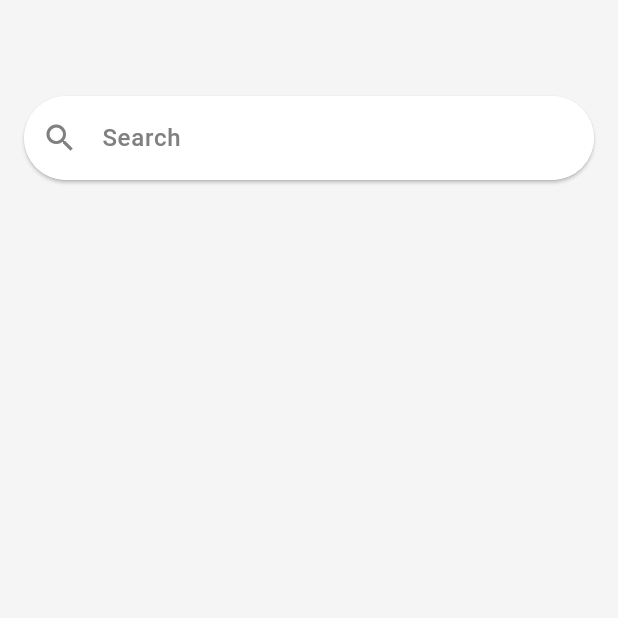
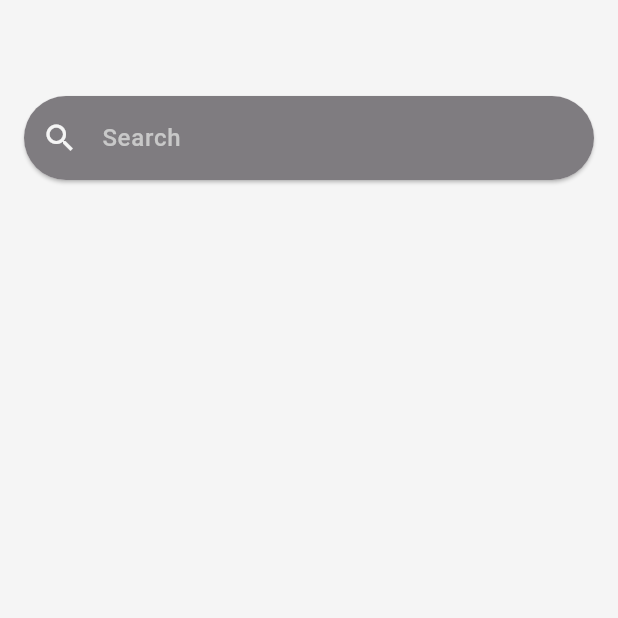
Before and after one commit to AswinAzikar/FeatureRichArchFlutter, a Flutter app: the SearchScreen screen opened directly, on a phone screen of 412 x 824 dp, the top half of it. Run offline on Flutter 3.47's test engine with Material 3 defaults, Android fonts, the phone set to English and light mode, and no system bars; our stand-ins replace auto_size_text, cached_network_image, dio, dotted_border, file_picker, flutter_animate and 13 more; missing offline and left inert: dart:ffi; accounts and stored records are empty.

Commit message:
fix: update border radius in CommonTextfield and adjust shadow color to use app theme colors

```diff
--- a/lib/themes/light_theme.dart
+++ b/lib/themes/light_theme.dart
@@ -72,15 +72,16 @@ final lightTheme = ThemeData(
       vertical: 16,
     ),
     border: OutlineInputBorder(
-      borderRadius: BorderRadius.circular(50), // Pill shape
+      borderRadius:
+          BorderRadius.circular(CustomPadding.paddingXL), // Pill shape
       borderSide: BorderSide.none, // No visible border
     ),
     enabledBorder: OutlineInputBorder(
-      borderRadius: BorderRadius.circular(50),
+      borderRadius: BorderRadius.circular(CustomPadding.paddingXL),
       borderSide: BorderSide.none,
     ),
     focusedBorder: OutlineInputBorder(
-      borderRadius: BorderRadius.circular(50),
+      borderRadius: BorderRadius.circular(CustomPadding.paddingXL),
       borderSide: BorderSide.none,
     ),
   ),
--- a/lib/widgets/common_textfield.dart
+++ b/lib/widgets/common_textfield.dart
@@ -1,4 +1,5 @@
 import 'package:FeatureRichArchFlutter/constants/constants.dart';
+import 'package:FeatureRichArchFlutter/extensions/app_theme_extensions.dart';
 import 'package:flutter/material.dart';
 
 class CommonTextfield extends StatelessWidget {
@@ -34,13 +35,15 @@ class CommonTextfield extends StatelessWidget {
 
   @override
   Widget build(BuildContext context) {
+    final appColors = Theme.of(context).extension<AppThemeColors>()!;
     return Padding(
       padding:
           const EdgeInsets.symmetric(horizontal: CustomPadding.paddingLarge),
       child: Material(
           elevation: 1,
-          shadowColor: Colors.black,
-          borderRadius: BorderRadius.all(Radius.circular(50)),
+          shadowColor: appColors.dynamicIconColor,
+          borderRadius:
+              BorderRadius.all(Radius.circular(CustomPadding.paddingXL)),
           child: TextFormField(
             keyboardType: keyboardType,
             obscureText: obscureText,
@@ -58,12 +61,17 @@ class CommonTextfield extends StatelessWidget {
               return null;
             },
             decoration: InputDecoration(
+              fillColor: appColors.dynamicIconColor.withValues(alpha: 0.5),
               prefixIcon: Icon(
                 prefixIcon,
-                color: CustomColors.textColorGrey,
+                color: appColors.background,
               ),
-              suffixIcon: Icon(sufixIcon),
+              suffixIcon: Icon(sufixIcon, color: appColors.background),
               hintText: hintText,
+              hintStyle: TextStyle(
+                color: appColors.textLightGrey,
+                fontWeight: FontWeight.w500,
+              ),
             ),
           )),
     );
```
